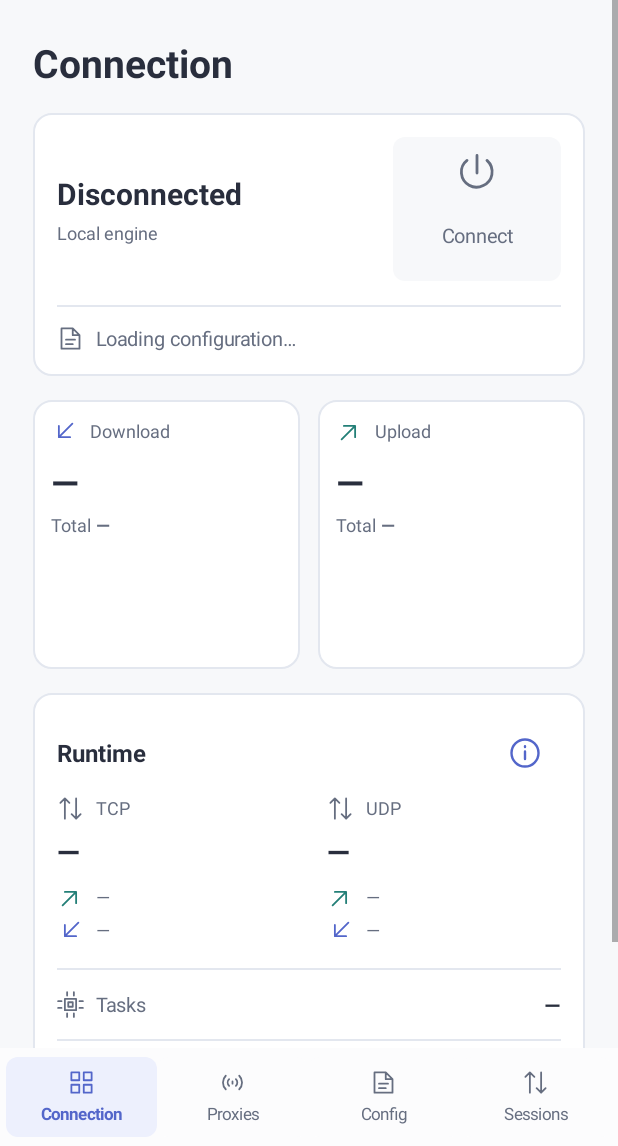
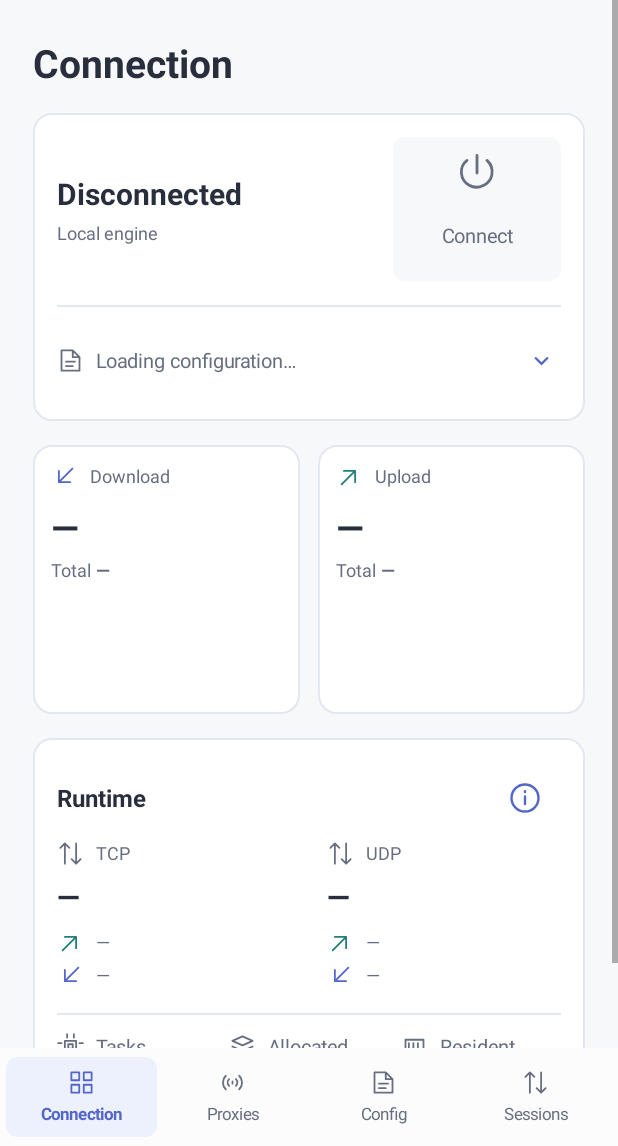
Before and after one commit to spongebob888/squirrel, an Android app: the screen it shows after launch (MainActivity), after a tap on "OK", on a phone screen of 412 x 824 dp, the part 90-1236 px from its top. Run offline under Robolectric (Android 15) with nearby library versions, the phone set to English and light mode, and no system bars; network calls fail.

Commit message:
feat: add animated profile picker and compact runtime summary

```diff
--- a/app/src/main/java/dev/squirrel/vpn/DiagnosticsUi.java
+++ b/app/src/main/java/dev/squirrel/vpn/DiagnosticsUi.java
@@ -111,9 +111,18 @@ final class DiagnosticsUi {
         LinearLayout profileRow = column();
         add(controls, profileRow, 16, 0);
         divider(profileRow);
-        profile = text("Loading configuration…", 13, secondary, false);
+        profile = action("Loading configuration…", () -> {}, false);
         profile.setId(R.id.connection_profile);
+        profile.setGravity(Gravity.START | Gravity.CENTER_VERTICAL);
+        profile.setPadding(0, 0, dp(4), 0);
+        profile.setBackground(new android.graphics.drawable.RippleDrawable(
+            ColorStateList.valueOf(outline), null, shape(container, 8)));
+        profile.setEnabled(false);
         icon(profile, R.drawable.ic_configuration, secondary);
+        android.graphics.drawable.Drawable chevron = context.getDrawable(R.drawable.ic_expand_more).mutate();
+        chevron.setTint(primary);
+        chevron.setBounds(0, 0, dp(18), dp(18));
+        profile.setCompoundDrawablesRelative(profile.getCompoundDrawablesRelative()[0], null, chevron, null);
         add(profileRow, profile, 12, 0);
 
         LinearLayout transfers = row();
@@ -190,13 +199,21 @@ final class DiagnosticsUi {
         View spacer = new View(context);
         engine.addView(spacer, new LinearLayout.LayoutParams(-1, dp(16)));
         divider(engine);
-        aliveTasks = metricRow(engine, "Tasks", "Alive tasks", R.id.alive_tasks_metric, R.drawable.ic_engine);
-        LinearLayout memory = pairedColumns(engine);
-        memory.setPadding(0, dp(12), 0, 0);
-        resident = memoryMetric((LinearLayout) memory.getChildAt(0), "Resident", "Resident memory",
+        LinearLayout summary = row();
+        summary.setBaselineAligned(false);
+        summary.setPadding(0, dp(12), 0, 0);
+        LinearLayout taskColumn = column(), allocatedColumn = column(), residentColumn = column();
+        for (LinearLayout cell : new LinearLayout[]{taskColumn, allocatedColumn, residentColumn}) {
+            LinearLayout.LayoutParams params = new LinearLayout.LayoutParams(0, -2, 1);
+            if (cell != residentColumn) params.setMarginEnd(dp(8));
+            summary.addView(cell, params);
+        }
+        engine.addView(summary);
+        aliveTasks = summaryMetric(taskColumn, "Tasks", "Alive tasks", R.id.alive_tasks_metric, R.drawable.ic_engine);
+        allocated = summaryMetric(allocatedColumn, "Allocated", "Allocated memory",
+            R.id.allocated_metric, R.drawable.ic_allocation);
+        resident = summaryMetric(residentColumn, "Resident", "Resident memory",
             R.id.resident_metric, R.drawable.ic_memory);
-        allocated = memoryMetric((LinearLayout) memory.getChildAt(1), "Allocated", "Allocated memory",
-            R.id.allocated_metric, R.drawable.ic_allocation);
         connectionNotice = text("", 12, secondary, false);
         connectionNotice.setId(R.id.connection_metrics_notice);
         connectionNotice.setVisibility(View.GONE);
@@ -216,6 +233,9 @@ final class DiagnosticsUi {
 
     View proxiesPage() { return proxies.root; }
     View sessionsPage() { return sessions.root; }
+
+    void setProfileAction(Runnable action) { profile.setOnClickListener(view -> action.run()); }
+    void setProfileEnabled(boolean enabled) { profile.setEnabled(enabled); }
 
     void clearFilterFocus() {
         proxies.filter.clearFocus();
@@ -259,7 +279,8 @@ final class DiagnosticsUi {
             || snapshot.phase == AppState.Phase.CONNECTING || snapshot.phase == AppState.Phase.STOPPING
             ? View.VISIBLE : View.GONE);
         set(profile, selectedProfile == null ? "Loading configuration…" : selectedProfile);
-        profile.setContentDescription(selectedProfile == null ? "Loading configuration" : "Profile: " + selectedProfile);
+        profile.setContentDescription(selectedProfile == null ? "Loading configuration"
+            : "Select configuration. Current: " + selectedProfile);
         profile.setTooltipText(profile.getContentDescription());
         set(connect, preparing ? "Checking…" : snapshot.busy() ? "Disconnect" : "Connect");
         connect.setContentDescription(preparing ? "Checking configuration" : snapshot.busy() ? "Disconnect VPN" : "Connect VPN");
@@ -1002,7 +1023,7 @@ final class DiagnosticsUi {
         root.addView(view);
     }
 
-    private TextView memoryMetric(LinearLayout parent, String label, String description, int id, int icon) {
+    private TextView summaryMetric(LinearLayout parent, String label, String description, int id, int icon) {
         TextView name = text(label, 13, secondary, false);
         name.setContentDescription(description);
         name.setTooltipText(description);
@@ -1011,25 +1032,6 @@ final class DiagnosticsUi {
         TextView value = number("—", 14, ink);
         value.setId(id);
         add(parent, value, 6, 0);
-        return value;
-    }
-
-    private TextView metricRow(LinearLayout parent, String label, String description, int id, int icon) {
-        LinearLayout line = row();
-        line.setGravity(Gravity.CENTER_VERTICAL);
-        TextView name = text(label, 13, secondary, false);
-        name.setContentDescription(description);
-        name.setTooltipText(description);
-        icon(name, icon, secondary);
-        name.setPadding(0, dp(13), dp(12), dp(13));
-        TextView value = number("—", 14, ink);
-        value.setId(id);
-        value.setGravity(Gravity.END);
-        value.setPadding(0, dp(13), 0, dp(13));
-        line.addView(name, new LinearLayout.LayoutParams(0, -2, 1));
-        line.addView(value, new LinearLayout.LayoutParams(0, -2, 1.4f));
-        parent.addView(line);
-        divider(parent);
         return value;
     }
 
--- a/app/src/main/res/values/ids.xml
+++ b/app/src/main/res/values/ids.xml
@@ -74,4 +74,7 @@
     <item name="upload_speed" type="id" />
     <item name="download_curve" type="id" />
     <item name="upload_curve" type="id" />
+    <item name="profile_picker" type="id" />
+    <item name="profile_picker_list" type="id" />
+    <item name="profile_picker_close" type="id" />
 </resources>
```
Also changed, not shown: app/src/main/java/dev/squirrel/vpn/MainActivity.java (+8 -11 lines), app/src/main/java/dev/squirrel/vpn/ProfilePickerDialog.java (added, +220 -0 lines), 7 other files.
